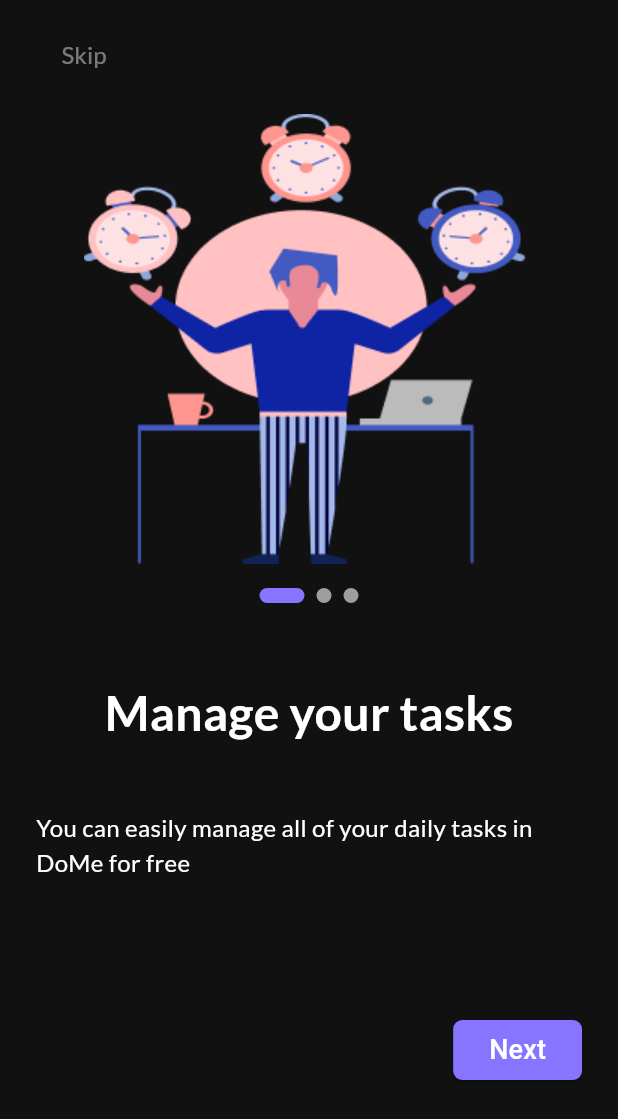
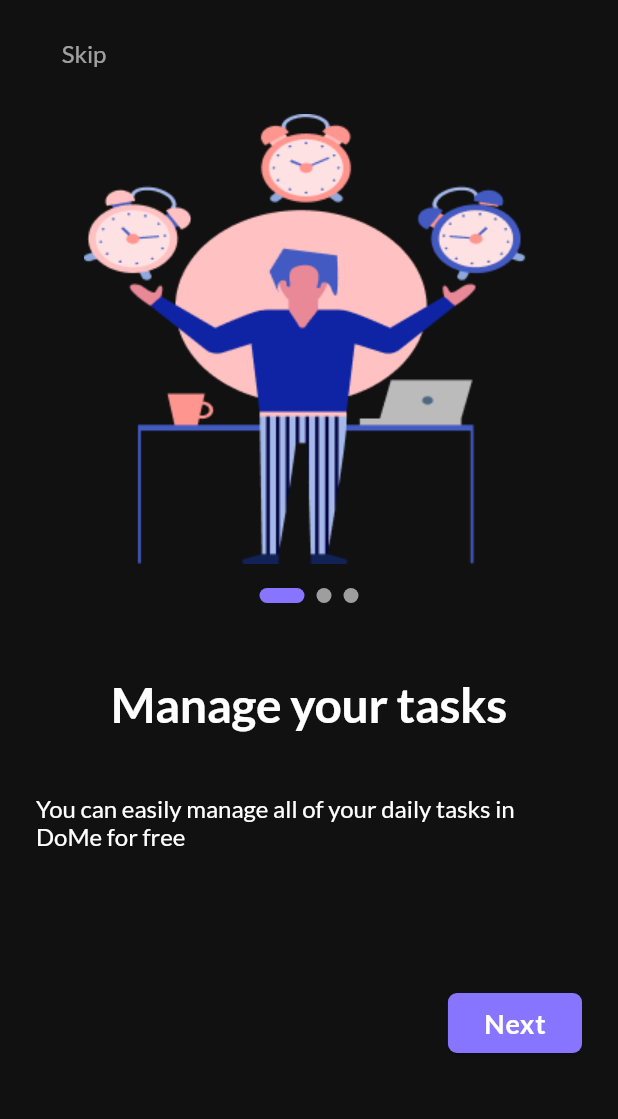
Before and after one commit to kareembelal82/To-Do-App, a Flutter app: the screen it shows after launch, on a phone screen of 412 x 824 dp. Shown: the top 1119 px of the screen. Run offline on Flutter 3.47's test engine with Material 3 defaults, Android fonts, the phone set to English and light mode, and no system bars; drawn by our look-alikes of smooth_page_indicator; our stand-ins replace google_fonts.

Commit message:
Theme done

```diff
--- a/lib/app/MyApp.dart
+++ b/lib/app/MyApp.dart
@@ -1,4 +1,5 @@
 import 'package:flutter/material.dart';
+import 'package:to_do_app/core/Themes/Theme.dart';
 import 'package:to_do_app/core/utils/strings.dart';
 import 'package:to_do_app/features/Auth/presentation/screens/splash_screen/splash_screen.dart';
 
@@ -8,10 +9,11 @@ class MyApp extends StatelessWidget {
   @override
   Widget build(BuildContext context) {
 
-    return const MaterialApp(
+    return MaterialApp(
       title: AppStrings.title,
       debugShowCheckedModeBanner: false,
-      home: SplashScreen(),
+      theme: getTheme(),
+      home: const SplashScreen(),
     );
   }
 }
--- /dev/null
+++ b/lib/core/Themes/Theme.dart
@@ -0,0 +1,38 @@
+import 'package:flutter/material.dart';
+import 'package:google_fonts/google_fonts.dart';
+import 'package:to_do_app/core/utils/colors.dart';
+
+ThemeData getTheme () {
+
+  return ThemeData(
+    scaffoldBackgroundColor: AppColors.backGroundColor ,
+    appBarTheme: const AppBarTheme(
+      backgroundColor: AppColors.backGroundColor ,
+      centerTitle: true
+    ),
+    textTheme: TextTheme(
+      displayLarge: GoogleFonts.lato(
+            color: AppColors.white,
+            fontSize: 32,
+            fontWeight: FontWeight.w700
+            ),
+      displayMedium: GoogleFonts.lato(
+            color: AppColors.white,
+            fontSize: 16,
+            ),
+      displaySmall: GoogleFonts.lato(
+                color: AppColors.lowOpacityText,
+                fontSize: 16,
+                ),
+      labelSmall: GoogleFonts.lato(color: AppColors.white , fontSize: 18 , fontWeight: FontWeight.bold),
+    ),
+    elevatedButtonTheme: ElevatedButtonThemeData(
+      style: ElevatedButton.styleFrom(
+                backgroundColor: AppColors.primaryColor,
+                shape: RoundedRectangleBorder(borderRadius:BorderRadius.circular(6))
+
+              ),
+    )
+
+  );
+}
--- a/lib/core/utils/colors.dart
+++ b/lib/core/utils/colors.dart
@@ -5,7 +5,7 @@ class AppColors {
   static const Color backGroundColor = Color(0xff111111) ;
   static const Color primaryColor = Color(0xff8875FF) ;
   static const Color white = Colors.white ;
-  static Color lowOpacityText = Colors.white.withOpacity(0.44) ;
+  static Color lowOpacityText = Colors.white.withOpacity(0.6) ;
 
 
 }
--- a/lib/features/Auth/presentation/screens/on_boarding_screens/on_boarding_screen.dart
+++ b/lib/features/Auth/presentation/screens/on_boarding_screens/on_boarding_screen.dart
@@ -1,7 +1,6 @@
 // ignore_for_file: must_be_immutable
 
 import 'package:flutter/material.dart';
-import 'package:google_fonts/google_fonts.dart';
 import 'package:smooth_page_indicator/smooth_page_indicator.dart';
 import 'package:to_do_app/core/utils/colors.dart';
 import 'package:to_do_app/core/utils/strings.dart';
@@ -14,7 +13,6 @@ class OnBoardingScreen extends StatelessWidget {
   @override
   Widget build(BuildContext context) {
     return Scaffold(
-      backgroundColor: AppColors.backGroundColor,
       body: SafeArea(
         child: Padding(
           padding: const EdgeInsets.symmetric(horizontal: 24 , vertical: 12),
@@ -32,12 +30,9 @@ class OnBoardingScreen extends StatelessWidget {
                   return const HomePage() ;
                 } )) ;
               },
-              child: Text(AppStrings.skip , style: GoogleFonts.lato(
-                color: AppColors.lowOpacityText,
-                fontSize: 16,
-                ),
+              child: Text(AppStrings.skip , style: Theme.of(context).textTheme.displaySmall
               ),
-            ) : const SizedBox(height: 24,)
+            ) : const SizedBox(height: 48,)
           ),
           const SizedBox(height: 16,),
           //image
@@ -57,18 +52,11 @@ class OnBoardingScreen extends StatelessWidget {
             ),
           const SizedBox(height: 50,),
           //title
-          Text(OnBoardingModel.onBoardingScreenList[index].title , style: GoogleFonts.lato(
-            color: AppColors.white,
-            fontSize: 32,
-            fontWeight: FontWeight.w700
-            ),
+          Text(OnBoardingModel.onBoardingScreenList[index].title , style: Theme.of(context).textTheme.displayLarge
           ),
           const SizedBox(height: 42,),
           //subtitle
-          Text(OnBoardingModel.onBoardingScreenList[index].subTitle , style: GoogleFonts.lato(
-            color: AppColors.white,
-            fontSize: 16,
-            ),
+          Text(OnBoardingModel.onBoardingScreenList[index].subTitle , style: Theme.of(context).textTheme.displayMedium
           ),
           const SizedBox(height: 90,),
                         //row
@@ -79,10 +67,7 @@ class OnBoardingScreen extends StatelessWidget {
               onPressed: () {
                 pageController.previousPage(duration: const Duration(seconds: 1), curve: Curves.fastOutSlowIn);
               },
-              child: Text(AppStrings.back , style: GoogleFonts.lato(
-                        color: AppColors.lowOpacityText,
-                        fontSize: 16,
-                        ),
+              child: Text(AppStrings.back , style: Theme.of(context).textTheme.displaySmall
                           ),
             )  : const SizedBox(height: 24,),
             ElevatedButton(
@@ -92,11 +77,8 @@ class OnBoardingScreen extends StatelessWidget {
                   return const HomePage() ;
                 }));
               },
-              child:  Text(index != 2 ? AppStrings.next : AppStrings.getStarted , style: const TextStyle(color: AppColors.white , fontSize: 18),),
-              style: ElevatedButton.styleFrom(
-                backgroundColor: AppColors.primaryColor,
-                shape: RoundedRectangleBorder(borderRadius:BorderRadius.circular(6))
-              ),
+              style: Theme.of(context).elevatedButtonTheme.style,
+              child:  Text(index != 2 ? AppStrings.next : AppStrings.getStarted , style: Theme.of(context).textTheme.labelSmall)
                )
           ],
                         )
--- a/lib/features/Auth/presentation/screens/splash_screen/splash_screen.dart
+++ b/lib/features/Auth/presentation/screens/splash_screen/splash_screen.dart
@@ -31,7 +31,6 @@ class _SplashScreenState extends State<SplashScreen> {
   @override
   Widget build(BuildContext context) {
     return Scaffold(
-      backgroundColor: AppColors.backGroundColor,
       body: Center(
         child: Column(
           mainAxisAlignment: MainAxisAlignment.center,
```
